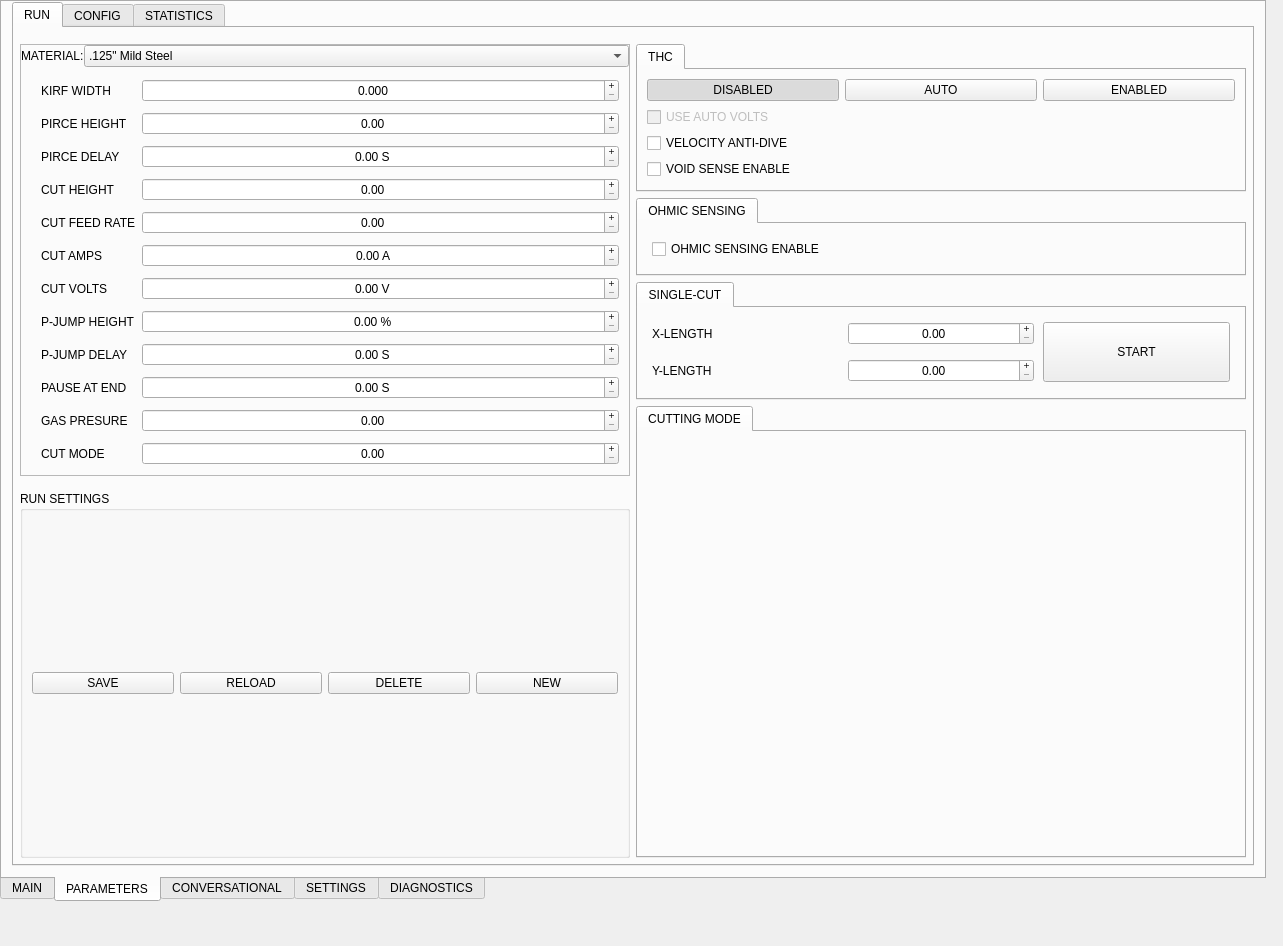
Qt form monokrom/plasma/mainwindow.ui (kcjengr/monokrom) before a commit.
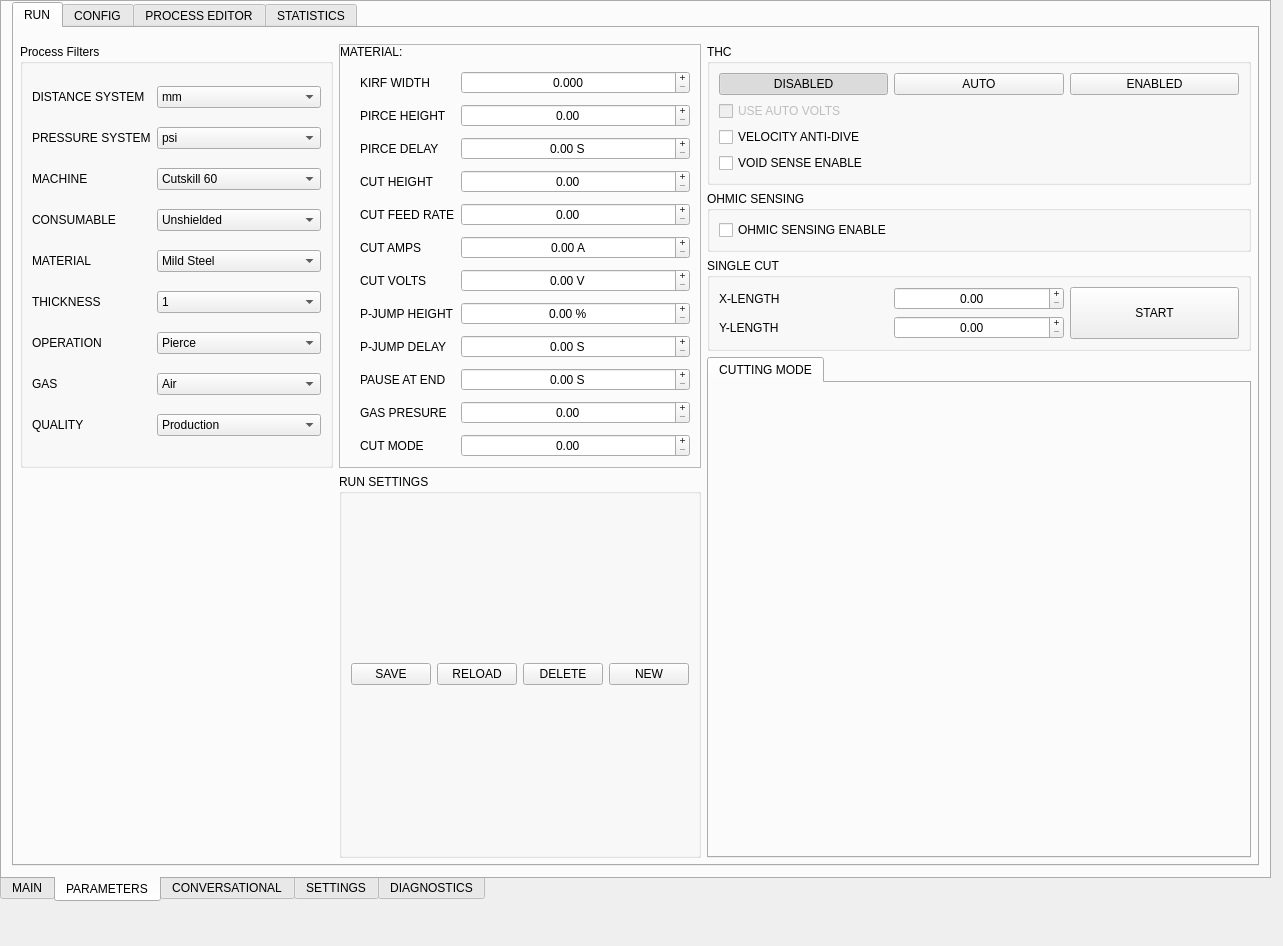
The same form after that commit. The open tabs and pages were chosen to show the change. Icons and pictures are not drawn. Custom widgets are drawn as their Qt base class.

Commit message: Updates to Parameters sub tabs

Diff of the .ui file:
```diff
--- a/monokrom/plasma/mainwindow.ui
+++ b/monokrom/plasma/mainwindow.ui
@@ -29,7 +29,7 @@
      <rect>
       <x>0</x>
       <y>0</y>
-      <width>1266</width>
+      <width>1271</width>
       <height>902</height>
      </rect>
     </property>
@@ -1832,17 +1832,51 @@
            <number>6</number>
           </property>
           <item>
-           <layout class="QVBoxLayout" name="verticalLayout_12">
-            <property name="spacing">
-             <number>15</number>
-            </property>
+           <layout class="QGridLayout" name="gridLayout_7">
             <property name="topMargin">
              <number>4</number>
             </property>
             <property name="bottomMargin">
              <number>0</number>
             </property>
-            <item>
+            <item row="1" column="1">
+             <widget class="MkGroupBox" name="groupbox_9">
+              <property name="title">
+               <string>RUN SETTINGS</string>
+              </property>
+              <layout class="QGridLayout" name="gridLayout_17">
+               <item row="0" column="0">
+                <widget class="QPushButton" name="pushButton">
+                 <property name="text">
+                  <string>SAVE</string>
+                 </property>
+                </widget>
+               </item>
+               <item row="0" column="1">
+                <widget class="QPushButton" name="pushButton_2">
+                 <property name="text">
+                  <string>RELOAD</string>
+                 </property>
+                </widget>
+               </item>
+               <item row="0" column="2">
+                <widget class="QPushButton" name="pushButton_3">
+                 <property name="text">
+                  <string>DELETE</string>
+                 </property>
+                </widget>
+               </item>
+               <item row="0" column="3">
+                <widget class="QPushButton" name="pushButton_4">
+                 <property name="text">
+                  <string>NEW</string>
+                 </property>
+                </widget>
+               </item>
+              </layout>
+             </widget>
+            </item>
+            <item row="0" column="1">
              <widget class="QFrame" name="file_frame_2">
               <property name="frameShape">
                <enum>QFrame::StyledPanel</enum>
@@ -1884,21 +1918,6 @@
                    </property>
                   </widget>
                  </item>
-                 <item>
-                  <widget class="QComboBox" name="comboBox">
-                   <property name="sizePolicy">
-                    <sizepolicy hsizetype="Expanding" vsizetype="Fixed">
-                     <horstretch>0</horstretch>
-                     <verstretch>0</verstretch>
-                    </sizepolicy>
-                   </property>
-                   <item>
-                    <property name="text">
-                     <string>.125&quot; Mild Steel</string>
-                    </property>
-                   </item>
-                  </widget>
-                 </item>
                 </layout>
                </item>
                <item>
@@ -2154,38 +2173,229 @@
               </layout>
              </widget>
             </item>
-            <item>
-             <widget class="MkGroupBox" name="groupbox_9">
+            <item row="0" column="0">
+             <widget class="MkGroupBox" name="groupbox_15">
               <property name="title">
-               <string>RUN SETTINGS</string>
+               <string>Process Filters</string>
               </property>
-              <layout class="QGridLayout" name="gridLayout_17">
+              <layout class="QGridLayout" name="gridLayout_19">
+               <item row="2" column="0">
+                <widget class="QLabel" name="label_62">
+                 <property name="text">
+                  <string>MACHINE</string>
+                 </property>
+                </widget>
+               </item>
+               <item row="7" column="1">
+                <widget class="QComboBox" name="comboBox_9">
+                 <item>
+                  <property name="text">
+                   <string>Air</string>
+                  </property>
+                 </item>
+                 <item>
+                  <property name="text">
+                   <string>Nitrogen</string>
+                  </property>
+                 </item>
+                </widget>
+               </item>
+               <item row="5" column="1">
+                <widget class="QComboBox" name="comboBox_7">
+                 <item>
+                  <property name="text">
+                   <string>1</string>
+                  </property>
+                 </item>
+                 <item>
+                  <property name="text">
+                   <string>3</string>
+                  </property>
+                 </item>
+                 <item>
+                  <property name="text">
+                   <string>4</string>
+                  </property>
+                 </item>
+                 <item>
+                  <property name="text">
+                   <string>6</string>
+                  </property>
+                 </item>
+                 <item>
+                  <property name="text">
+                   <string>8</string>
+                  </property>
+                 </item>
+                 <item>
+                  <property name="text">
+                   <string>10</string>
+                  </property>
+                 </item>
+                 <item>
+                  <property name="text">
+                   <string>12</string>
+                  </property>
+                 </item>
+                </widget>
+               </item>
                <item row="0" column="0">
-                <widget class="QPushButton" name="pushButton">
+                <widget class="QLabel" name="label_60">
                  <property name="text">
-                  <string>SAVE</string>
+                  <string>DISTANCE SYSTEM</string>
+                 </property>
+                </widget>
+               </item>
+               <item row="4" column="1">
+                <widget class="QComboBox" name="comboBox_6">
+                 <item>
+                  <property name="text">
+                   <string>Mild Steel</string>
+                  </property>
+                 </item>
+                 <item>
+                  <property name="text">
+                   <string>Stainless Steel</string>
+                  </property>
+                 </item>
+                 <item>
+                  <property name="text">
+                   <string>Aluminium</string>
+                  </property>
+                 </item>
+                </widget>
+               </item>
+               <item row="6" column="1">
+                <widget class="QComboBox" name="comboBox_8">
+                 <item>
+                  <property name="text">
+                   <string>Pierce</string>
+                  </property>
+                 </item>
+                 <item>
+                  <property name="text">
+                   <string>Spot</string>
+                  </property>
+                 </item>
+                 <item>
+                  <property name="text">
+                   <string>Cut</string>
+                  </property>
+                 </item>
+                </widget>
+               </item>
+               <item row="1" column="1">
+                <widget class="QComboBox" name="comboBox_3">
+                 <item>
+                  <property name="text">
+                   <string>psi</string>
+                  </property>
+                 </item>
+                </widget>
+               </item>
+               <item row="2" column="1">
+                <widget class="QComboBox" name="comboBox_4">
+                 <item>
+                  <property name="text">
+                   <string>Cutskill 60</string>
+                  </property>
+                 </item>
+                 <item>
+                  <property name="text">
+                   <string>Hypertherm 45</string>
+                  </property>
+                 </item>
+                 <item>
+                  <property name="text">
+                   <string>Thermal Dynamics A120</string>
+                  </property>
+                 </item>
+                </widget>
+               </item>
+               <item row="1" column="0">
+                <widget class="QLabel" name="label_61">
+                 <property name="text">
+                  <string>PRESSURE SYSTEM</string>
+                 </property>
+                </widget>
+               </item>
+               <item row="3" column="1">
+                <widget class="QComboBox" name="comboBox_5">
+                 <item>
+                  <property name="text">
+                   <string>Unshielded</string>
+                  </property>
+                 </item>
+                </widget>
+               </item>
+               <item row="8" column="1">
+                <widget class="QComboBox" name="comboBox_10">
+                 <item>
+                  <property name="text">
+                   <string>Production</string>
+                  </property>
+                 </item>
+                 <item>
+                  <property name="text">
+                   <string>Finish</string>
+                  </property>
+                 </item>
+                </widget>
+               </item>
+               <item row="3" column="0">
+                <widget class="QLabel" name="label_63">
+                 <property name="text">
+                  <string>CONSUMABLE</string>
+                 </property>
+                </widget>
+               </item>
+               <item row="4" column="0">
+                <widget class="QLabel" name="label_64">
+                 <property name="text">
+                  <string>MATERIAL</string>
+                 </property>
+                </widget>
+               </item>
+               <item row="5" column="0">
+                <widget class="QLabel" name="label_65">
+                 <property name="text">
+                  <string>THICKNESS</string>
+                 </property>
+                </widget>
+               </item>
+               <item row="6" column="0">
+                <widget class="QLabel" name="label_66">
+                 <property name="text">
+                  <string>OPERATION</string>
+                 </property>
+                </widget>
+               </item>
+               <item row="7" column="0">
+                <widget class="QLabel" name="label_67">
+                 <property name="text">
+                  <string>GAS</string>
+                 </property>
+                </widget>
+               </item>
+               <item row="8" column="0">
+                <widget class="QLabel" name="label_68">
+                 <property name="text">
+                  <string>QUALITY</string>
                  </property>
                 </widget>
                </item>
                <item row="0" column="1">
-                <widget class="QPushButton" name="pushButton_2">
+                <widget class="QComboBox" name="comboBox_2">
+                 <item>
                  <property name="text">
-                  <string>RELOAD</string>
-                 </property>
-                </widget>
-               </item>
-               <item row="0" column="2">
-                <widget class="QPushButton" name="pushButton_3">
+                   <string>mm</string>
+                  </property>
+                 </item>
+                 <item>
                  <property name="text">
-                  <string>DELETE</string>
-                 </property>
-                </widget>
-               </item>
-               <item row="0" column="3">
-                <widget class="QPushButton" name="pushButton_4">
-                 <property name="text">
-                  <string>NEW</string>
-                 </property>
+                   <string>inch</string>
+                  </property>
+                 </item>
                 </widget>
                </item>
               </layout>
@@ -2199,21 +2409,11 @@
              <number>4</number>
             </property>
             <item>
-             <widget class="MkTabWidget" name="tabWidget_11">
-              <property name="sizePolicy">
-               <sizepolicy hsizetype="Expanding" vsizetype="Minimum">
-                <horstretch>0</horstretch>
-                <verstretch>0</verstretch>
-               </sizepolicy>
-              </property>
-              <property name="currentIndex">
-               <number>0</number>
-              </property>
-              <widget class="QWidget" name="tab_19">
-               <attribute name="title">
+             <widget class="MkGroupBox" name="groupbox_14">
+              <property name="title">
                 <string>THC</string>
-               </attribute>
-               <layout class="QVBoxLayout" name="verticalLayout_14">
+              </property>
+              <layout class="QVBoxLayout" name="verticalLayout_6">
                 <item>
                  <layout class="QHBoxLayout" name="horizontalLayout_10">
                   <item>
@@ -2275,6 +2475,9 @@
                   <property name="text">
                    <string>VELOCITY ANTI-DIVE</string>
                   </property>
+                 <property name="checked">
+                  <bool>false</bool>
+                 </property>
                  </widget>
                 </item>
                 <item>
@@ -2286,81 +2489,38 @@
                 </item>
                </layout>
               </widget>
-             </widget>
             </item>
             <item>
-             <widget class="MkTabWidget" name="tabWidget_12">
-              <property name="sizePolicy">
-               <sizepolicy hsizetype="Expanding" vsizetype="Minimum">
-                <horstretch>0</horstretch>
-                <verstretch>0</verstretch>
-               </sizepolicy>
-              </property>
-              <property name="currentIndex">
-               <number>0</number>
-              </property>
-              <widget class="QWidget" name="tab_20">
-               <attribute name="title">
+             <widget class="MkGroupBox" name="groupbox_13">
+              <property name="title">
                 <string>OHMIC SENSING</string>
-               </attribute>
-               <layout class="QVBoxLayout" name="verticalLayout_16">
-                <property name="leftMargin">
-                 <number>14</number>
-                </property>
-                <property name="topMargin">
-                 <number>14</number>
-                </property>
-                <property name="rightMargin">
-                 <number>14</number>
-                </property>
-                <property name="bottomMargin">
-                 <number>14</number>
-                </property>
-                <item>
+              </property>
+              <layout class="QGridLayout" name="gridLayout_18">
+               <item row="0" column="0">
                  <widget class="QCheckBox" name="checkBox_4">
                   <property name="text">
                    <string>OHMIC SENSING ENABLE</string>
                   </property>
+                 <property name="checked">
+                  <bool>false</bool>
+                 </property>
                  </widget>
                 </item>
                </layout>
               </widget>
-             </widget>
             </item>
             <item>
-             <widget class="MkTabWidget" name="tabWidget_13">
+             <widget class="MkGroupBox" name="groupbox_12">
               <property name="sizePolicy">
                <sizepolicy hsizetype="Expanding" vsizetype="Minimum">
                 <horstretch>0</horstretch>
                 <verstretch>0</verstretch>
                </sizepolicy>
               </property>
-              <property name="currentIndex">
-               <number>0</number>
+              <property name="title">
+               <string>SINGLE CUT</string>
               </property>
-              <widget class="QWidget" name="tab_21">
-               <attribute name="title">
-                <string>SINGLE-CUT</string>
-               </attribute>
-               <layout class="QGridLayout" name="gridLayout_7">
-                <property name="leftMargin">
-                 <number>14</number>
-                </property>
-                <property name="topMargin">
-                 <number>14</number>
-                </property>
-                <property name="rightMargin">
-                 <number>14</number>
-                </property>
-                <property name="bottomMargin">
-                 <number>14</number>
-                </property>
-                <property name="horizontalSpacing">
-                 <number>9</number>
-                </property>
-                <property name="verticalSpacing">
-                 <number>14</number>
-                </property>
+              <layout class="QGridLayout" name="gridLayout_12">
                 <item row="0" column="0">
                  <widget class="QLabel" name="label_6">
                   <property name="text">
@@ -2378,23 +2538,6 @@
                   </property>
                  </widget>
                 </item>
-                <item row="1" column="1">
-                 <widget class="QDoubleSpinBox" name="doubleSpinBox_4">
-                  <property name="alignment">
-                   <set>Qt::AlignCenter</set>
-                  </property>
-                  <property name="buttonSymbols">
-                   <enum>QAbstractSpinBox::PlusMinus</enum>
-                  </property>
-                 </widget>
-                </item>
-                <item row="1" column="0">
-                 <widget class="QLabel" name="label_12">
-                  <property name="text">
-                   <string>Y-LENGTH</string>
-                  </property>
-                 </widget>
-                </item>
                 <item row="0" column="2" rowspan="2">
                  <widget class="QPushButton" name="pushButton_10">
                   <property name="sizePolicy">
@@ -2408,8 +2551,24 @@
                   </property>
                  </widget>
                 </item>
-               </layout>
-              </widget>
+               <item row="1" column="0">
+                <widget class="QLabel" name="label_12">
+                 <property name="text">
+                  <string>Y-LENGTH</string>
+                 </property>
+                </widget>
+               </item>
+               <item row="1" column="1">
+                <widget class="QDoubleSpinBox" name="doubleSpinBox_4">
+                 <property name="alignment">
+                  <set>Qt::AlignCenter</set>
+                 </property>
+                 <property name="buttonSymbols">
+                  <enum>QAbstractSpinBox::PlusMinus</enum>
+                 </property>
+                </widget>
+               </item>
+              </layout>
              </widget>
             </item>
             <item>
@@ -3025,6 +3184,11 @@
           </item>
          </layout>
         </widget>
+        <widget class="QWidget" name="tab_10">
+         <attribute name="title">
+          <string>PROCESS EDITOR</string>
+         </attribute>
+        </widget>
         <widget class="QWidget" name="tab_12">
          <attribute name="title">
           <string>STATISTICS</string>
```
Left out of the diff: 104 changed lines with no effect on the pictures. Lines whose indentation alone changed are shown as unchanged. The commit also changes 2 other files.
